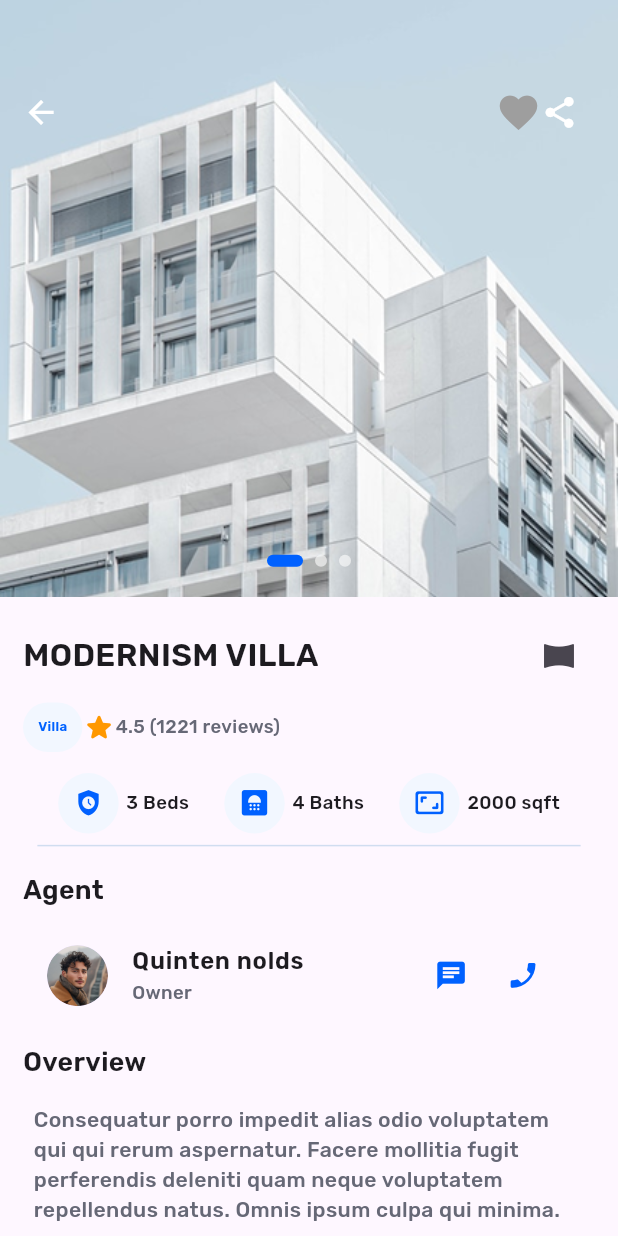
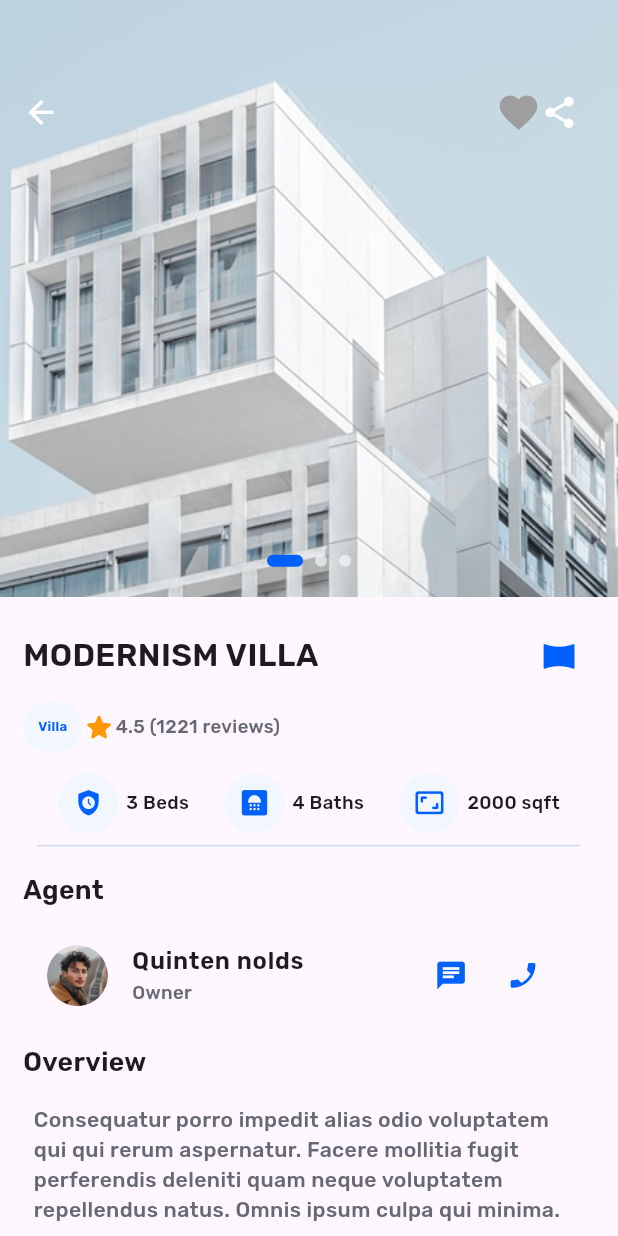
Before and after one commit to Dada6x/easyrent, a Flutter app: the screen it shows after launch, after a tap on "Moderincia", on a phone screen of 412 x 824 dp. Run offline on Flutter 3.47's test engine with Material 3 defaults, Android fonts, the light colour scheme and no system bars; drawn by our look-alikes of card_swiper, like_button; our stand-ins replace dio, flutter_map, flutter_screenutil, get, latlong2, lottie and 1 more; missing offline and left inert: panorama_viewer.

Commit message:
added rooms panoramas view to each property

```diff
--- a/lib/core/constants/assets.dart
+++ b/lib/core/constants/assets.dart
@@ -47,3 +47,7 @@ const googlePay = "assets/icons/GooglePay.png";
 const chip = "assets/icons/Chip.png";
 //!-----------animations----------------------
 const easyRent = "assets/animations/EeasyRent.json";
+//!-----------Panoramas ----------------------
+const panorama1 = "assets/panorama/panoramaPartment1.jpg";
+const panorama2 = "assets/panorama/panoramaPartment2.jpg";
+const panorama3 = "assets/panorama/panoramaPartment3.jpg";
--- a/lib/presentation/property_homepage/views/property_details_page.dart
+++ b/lib/presentation/property_homepage/views/property_details_page.dart
@@ -17,6 +17,7 @@ import 'package:like_button/like_button.dart';
 
 class PropertyDetailsPage extends StatelessWidget {
   final List<String> previewImages;
+  final List<Map<String, String>> panoramaImages;
   final String title;
   final int price;
   final String genre; //! should be enum
@@ -26,7 +27,7 @@ class PropertyDetailsPage extends StatelessWidget {
   final int baths;
   final int area;
   final String overview;
-  final List<String> gallery;
+  final List<String> galleryImages;
   // facilities //!enums
   final double lng;
   final double lat;
@@ -51,9 +52,10 @@ class PropertyDetailsPage extends StatelessWidget {
     required this.overview,
     required this.previewImages,
     required this.price,
-    required this.gallery,
+    required this.galleryImages,
     required this.lng,
     required this.lat,
+    required this.panoramaImages,
   });
 
   @override
@@ -97,7 +99,7 @@ class PropertyDetailsPage extends StatelessWidget {
                       const LikeButton(
                           // onTap: (){
                           // },
-                          // if yall wanted an counter
+                          //$ if yall wanted an counter
                           // likeCount: 5,
                           // countPostion: CountPostion.left,
                           // countBuilder: (likeCount, isLiked, text) {
@@ -131,9 +133,13 @@ class PropertyDetailsPage extends StatelessWidget {
                       const Spacer(),
                       IconButton(
                           onPressed: () {
-                            Get.to(panorama());
+                            Get.to(PanoramaPage(rooms: panoramaImages));
                           },
-                          icon: Icon(Icons.panorama_horizontal_select))
+                          icon: Icon(
+                            Icons.panorama_horizontal_select,
+                            color: primaryBlue,
+                            size: 28.r,
+                          ))
                     ],
                   ),
                   SizedBox(height: 8.h),
@@ -224,7 +230,7 @@ class PropertyDetailsPage extends StatelessWidget {
                   ),
                   //! GALLERY
                   const _Headers(text: "Gallery"),
-                  GalleryWidget(images: gallery),
+                  GalleryWidget(images: galleryImages),
                   const _Headers(text: "Location"),
                   //! Location
                   Padding(
--- a/lib/presentation/property_homepage/widgets/property_card_big.dart
+++ b/lib/presentation/property_homepage/widgets/property_card_big.dart
@@ -40,7 +40,7 @@ class PropertyCardBig extends StatelessWidget {
               overview:
                   "Consequatur porro impedit alias odio voluptatem qui qui rerum aspernatur. Facere mollitia fugit perferendis deleniti quam neque voluptatem repellendus natus. Omnis ipsum culpa qui minima.",
               previewImages: const [apartment, apartment2, japan],
-              gallery: const [
+              galleryImages: const [
                 apartment3,
                 japan,
                 apartment2,
@@ -51,6 +51,12 @@ class PropertyCardBig extends StatelessWidget {
               ],
               lat: 33.5138,
               lng: 36.2765,
+
+              panoramaImages: const [
+                {'name': 'Living Room', 'imagePath': panorama1},
+                {'name': 'Kitchen', 'imagePath': panorama2},
+                {'name': 'Bedroom', 'imagePath': panorama3},
+              ],
             ));
       },
       child: Container(
```
Also changed, not shown: lib/data/models/property_model.dart (+23 -20 lines), lib/presentation/property_homepage/widgets/panorama_images.dart (+77 -9 lines), lib/presentation/property_homepage/widgets/property_card_smoll.dart (+6 -1 lines), assets/panorama/2018_04_21_ES_Supernova_VT_Void-CC copy.jpg (deleted), assets/panorama/2018_04_21_ES_Supernova_VT_Void-CC.jpg (deleted), 3 other files.
